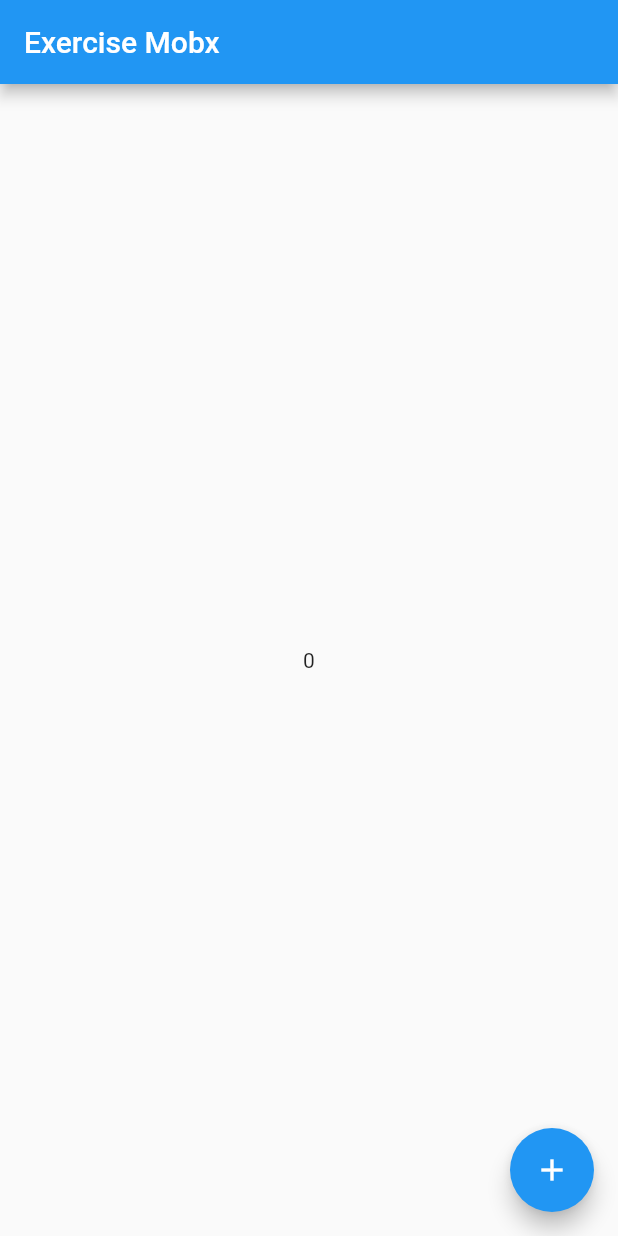
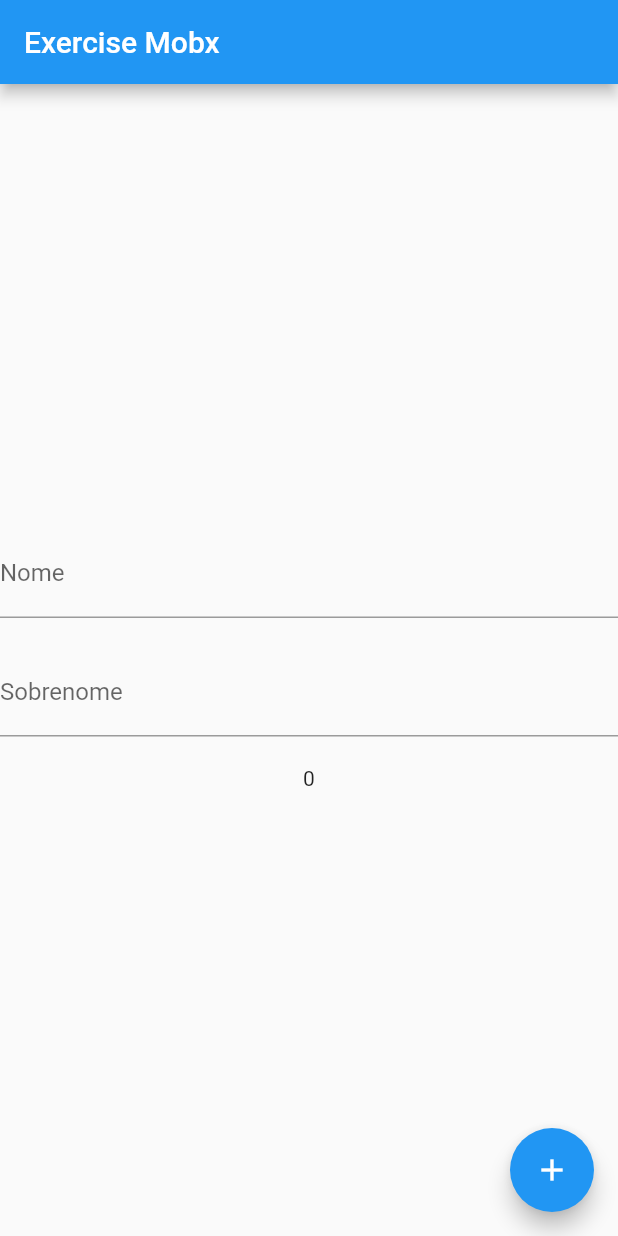
Before and after one commit to w1ll-dev/mobx_exercise, a Flutter app: the screen it shows after launch, on a phone screen of 412 x 824 dp. Run offline on Flutter 3.47's test engine with Material 2 defaults, Android fonts, the phone set to English and light mode, and no system bars; our stand-ins replace flutter_mobx, mobx; generated files the repository leaves out were written again.

Commit message:
home.dart changed to exercise name and last name

```diff
--- a/lib/home.dart
+++ b/lib/home.dart
@@ -12,10 +12,28 @@ class MyHomePage extends StatelessWidget {
         title: Text('Exercise Mobx'),
       ),
       body: Center(
-        child: Observer(
-          builder: (_) {
-            return Text('${controller.counter}');
-          },
+        child: Column(
+          mainAxisAlignment: MainAxisAlignment.center,
+          crossAxisAlignment: CrossAxisAlignment.center,
+          children: <Widget>[
+            TextField(
+              decoration: InputDecoration(labelText: 'Nome'),
+            ),
+            SizedBox(
+              height: 20,
+            ),
+            TextField(
+              decoration: InputDecoration(labelText: 'Sobrenome'),
+            ),
+            SizedBox(
+              height: 20,
+            ),
+            Observer(
+              builder: (_) {
+                return Text('${controller.counter}');
+              },
+            ),
+          ],
         ),
       ),
       floatingActionButton: FloatingActionButton(
```
